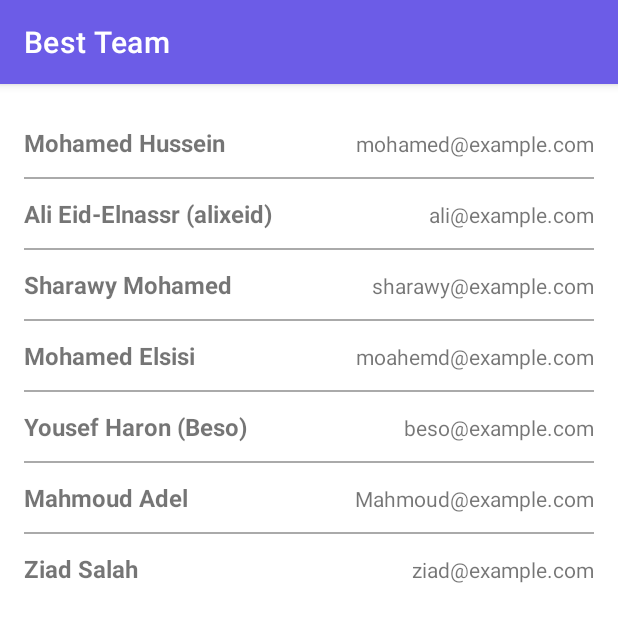
After one commit to ZiadSala7/Android_Graduation_Project, an Android app: the Devolopers_Display screen opened directly, with no data from a screen before it, on a phone screen of 412 x 824 dp. The commit adds this screen. Shown: the top 622 px of the screen. Run offline under Robolectric (Android 15) with nearby library versions, the phone set to English and light mode, and no system bars; 1 statement that could not run was skipped.

Commit message:
add beso page

```diff
--- a/app/src/main/AndroidManifest.xml
+++ b/app/src/main/AndroidManifest.xml
@@ -50,6 +50,11 @@
             android:name=".DisplayActivity"
             android:label="Confirm Information"
             />
+
+        <activity
+            android:name=".Devolopers_Display"
+            android:label="Best Team"
+            />
     </application>
 
 </manifest>
--- /dev/null
+++ b/app/src/main/java/com/example/graduationproject/Devolopers_Display.kt
@@ -0,0 +1,13 @@
+package com.example.graduationproject
+
+import android.os.Bundle
+import androidx.appcompat.app.AppCompatActivity
+
+class Devolopers_Display : AppCompatActivity() {
+
+    override fun onCreate(savedInstanceState: Bundle?) {
+        super.onCreate(savedInstanceState)
+        setContentView(R.layout.activity_devolopers_information)
+
+    }
+}
--- a/app/src/main/java/com/example/graduationproject/LoginActivity.kt
+++ b/app/src/main/java/com/example/graduationproject/LoginActivity.kt
@@ -2,6 +2,8 @@ package com.example.graduationproject
 
 import android.content.Intent
 import android.os.Bundle
+import android.widget.Button
+import android.widget.Toast
 import androidx.appcompat.app.AppCompatActivity
 import com.google.android.material.button.MaterialButton
 import com.google.android.material.textfield.TextInputEditText
@@ -16,14 +18,26 @@ class LoginActivity : AppCompatActivity() {
         super.onCreate(savedInstanceState)
         setContentView(R.layout.activity_login)
 
-       var etName = findViewById<TextInputEditText>(R.id.et_name)
-       var btnLogin = findViewById<MaterialButton>(R.id.btn_login)
+        var etName = findViewById<TextInputEditText>(R.id.et_name)
+        var btnLogin = findViewById<MaterialButton>(R.id.btn_login)
+        var besobtn = findViewById<Button>(R.id.beso)
+
+
+        besobtn.setOnClickListener{
+            val intent = Intent(this, Devolopers_Display::class.java)
+
+            startActivity(intent)
+        }
 
         btnLogin.setOnClickListener {
             val username = etName.text.toString()
-            val intent = Intent(this, CarSelectionActivity::class.java)
-            intent.putExtra("USERNAME", username)
-            startActivity(intent)
+            if(username != "" && username != null){
+                val intent = Intent(this, CarSelectionActivity::class.java)
+                intent.putExtra("USERNAME", username)
+                startActivity(intent)
+            }else{
+                Toast.makeText(this, "Please Enter Your name", Toast.LENGTH_SHORT).show()
+            }
         }
     }
 }
--- /dev/null
+++ b/app/src/main/res/layout/activity_devolopers_information.xml
@@ -0,0 +1,222 @@
+<?xml version="1.0" encoding="utf-8"?>
+<LinearLayout
+    xmlns:android="http://schemas.android.com/apk/res/android"
+    android:id="@+id/container"
+    android:orientation="vertical"
+    android:padding="16dp"
+    android:layout_width="match_parent"
+    android:layout_height="match_parent">
+
+
+    <LinearLayout
+        android:orientation="horizontal"
+        android:layout_width="match_parent"
+        android:layout_height="wrap_content"
+        android:paddingVertical="12dp"
+        android:clickable="true"
+        android:foreground="?attr/selectableItemBackground">
+
+        <TextView
+            android:id="@+id/tvName1"
+            android:layout_width="0dp"
+            android:layout_weight="1"
+            android:text="Mohamed Hussein"
+            android:textStyle="bold"
+            android:textSize="16sp"
+            android:layout_height="wrap_content"/>
+
+        <TextView
+            android:id="@+id/tvEmail1"
+            android:layout_width="wrap_content"
+            android:text="mohamed@example.com"
+            android:textSize="14sp"
+            android:layout_height="wrap_content"/>
+    </LinearLayout>
+
+    <View
+        android:layout_width="match_parent"
+        android:layout_height="1dp"
+        android:background="@android:color/darker_gray"/>
+
+
+    <LinearLayout
+        android:orientation="horizontal"
+        android:layout_width="match_parent"
+        android:layout_height="wrap_content"
+        android:paddingVertical="12dp"
+        android:clickable="true"
+        android:foreground="?attr/selectableItemBackground">
+
+        <TextView
+            android:id="@+id/tvName2"
+            android:layout_width="0dp"
+            android:layout_weight="1"
+            android:text="Ali Eid-Elnassr (alixeid)"
+            android:textStyle="bold"
+            android:textSize="16sp"
+            android:layout_height="wrap_content"/>
+
+        <TextView
+            android:id="@+id/tvEmail2"
+            android:layout_width="wrap_content"
+            android:text="ali@example.com"
+            android:textSize="14sp"
+            android:layout_height="wrap_content"/>
+    </LinearLayout>
+
+    <View
+        android:layout_width="match_parent"
+        android:layout_height="1dp"
+        android:background="@android:color/darker_gray"/>
+
+
+    <LinearLayout
+        android:orientation="horizontal"
+        android:layout_width="match_parent"
+        android:layout_height="wrap_content"
+        android:paddingVertical="12dp"
+        android:clickable="true"
+        android:foreground="?attr/selectableItemBackground">
+
+        <TextView
+            android:id="@+id/tvName3"
+            android:layout_width="0dp"
+            android:layout_weight="1"
+            android:text="Sharawy Mohamed"
+            android:textStyle="bold"
+            android:textSize="16sp"
+            android:layout_height="wrap_content"/>
+
+        <TextView
+            android:id="@+id/tvEmail3"
+            android:layout_width="wrap_content"
+            android:text="sharawy@example.com"
+            android:textSize="14sp"
+            android:layout_height="wrap_content"/>
+    </LinearLayout>
+
+    <View
+        android:layout_width="match_parent"
+        android:layout_height="1dp"
+        android:background="@android:color/darker_gray"/>
+
+
+    <LinearLayout
+        android:orientation="horizontal"
+        android:layout_width="match_parent"
+        android:layout_height="wrap_content"
+        android:paddingVertical="12dp"
+        android:clickable="true"
+        android:foreground="?attr/selectableItemBackground">
+
+        <TextView
+            android:id="@+id/tvName4"
+            android:layout_width="0dp"
+            android:layout_weight="1"
+            android:text="Mohamed Elsisi"
+            android:textStyle="bold"
+            android:textSize="16sp"
+            android:layout_height="wrap_content"/>
+
+        <TextView
+            android:id="@+id/tvEmail4"
+            android:layout_width="wrap_content"
+            android:text="moahemd@example.com"
+            android:textSize="14sp"
+            android:layout_height="wrap_content"/>
+    </LinearLayout>
+
+    <View
+        android:layout_width="match_parent"
+        android:layout_height="1dp"
+        android:background="@android:color/darker_gray"/>
+
+
+    <LinearLayout
+        android:orientation="horizontal"
+        android:layout_width="match_parent"
+        android:layout_height="wrap_content"
+        android:paddingVertical="12dp"
+        android:clickable="true"
+        android:foreground="?attr/selectableItemBackground">
+
+        <TextView
+            android:id="@+id/tvName5"
+            android:layout_width="0dp"
+            android:layout_weight="1"
+            android:text="Yousef Haron (Beso)"
+            android:textStyle="bold"
+            android:textSize="16sp"
+            android:layout_height="wrap_content"/>
+
+        <TextView
+            android:id="@+id/tvEmail5"
+            android:layout_width="wrap_content"
+            android:text="beso@example.com"
+            android:textSize="14sp"
+            android:layout_height="wrap_content"/>
+    </LinearLayout>
+
+    <View
+        android:layout_width="match_parent"
+        android:layout_height="1dp"
+        android:background="@android:color/darker_gray"/>
+
+
+    <LinearLayout
+        android:orientation="horizontal"
+        android:layout_width="match_parent"
+        android:layout_height="wrap_content"
+        android:paddingVertical="12dp"
+        android:clickable="true"
+        android:foreground="?attr/selectableItemBackground">
+
+        <TextView
+            android:id="@+id/tvName6"
+            android:layout_width="0dp"
+            android:layout_weight="1"
+            android:text="Mahmoud Adel"
+            android:textStyle="bold"
+            android:textSize="16sp"
+            android:layout_height="wrap_content"/>
+
+        <TextView
+            android:id="@+id/tvEmail6"
+            android:layout_width="wrap_content"
+            android:text="Mahmoud@example.com"
+            android:textSize="14sp"
+            android:layout_height="wrap_content"/>
+    </LinearLayout>
+
+    <View
+        android:layout_width="match_parent"
+        android:layout_height="1dp"
+        android:background="@android:color/darker_gray"/>
+
+
+    <LinearLayout
+        android:orientation="horizontal"
+        android:layout_width="match_parent"
+        android:layout_height="wrap_content"
+        android:paddingVertical="12dp"
+        android:clickable="true"
+        android:foreground="?attr/selectableItemBackground">
+
+        <TextView
+            android:id="@+id/tvName7"
+            android:layout_width="0dp"
+            android:layout_weight="1"
+            android:text="Ziad Salah"
+            android:textStyle="bold"
+            android:textSize="16sp"
+            android:layout_height="wrap_content"/>
+
+        <TextView
+            android:id="@+id/tvEmail7"
+            android:layout_width="wrap_content"
+            android:text="ziad@example.com"
+            android:textSize="14sp"
+            android:layout_height="wrap_content"/>
+    </LinearLayout>
+
+</LinearLayout>
--- a/app/src/main/res/layout/activity_login.xml
+++ b/app/src/main/res/layout/activity_login.xml
@@ -1,6 +1,7 @@
 <?xml version="1.0" encoding="utf-8"?>
 <androidx.constraintlayout.widget.ConstraintLayout xmlns:android="http://schemas.android.com/apk/res/android"
     xmlns:app="http://schemas.android.com/apk/res-auto"
+    xmlns:tools="http://schemas.android.com/tools"
     android:layout_width="match_parent"
     android:layout_height="match_parent"
     android:background="@color/white"
@@ -82,4 +83,15 @@
         android:backgroundTint="@color/purple_primary"
         app:layout_constraintTop_toBottomOf="@id/til_name" />
 
+    <Button
+        android:id="@+id/beso"
+        android:layout_width="wrap_content"
+        android:layout_height="wrap_content"
+        android:text="Devolopers"
+        app:layout_constraintBottom_toBottomOf="parent"
+        app:layout_constraintEnd_toEndOf="@+id/btn_login"
+        app:layout_constraintStart_toStartOf="@+id/btn_login"
+
+        tools:ignore="MissingConstraints" />
+
 </androidx.constraintlayout.widget.ConstraintLayout>
```
